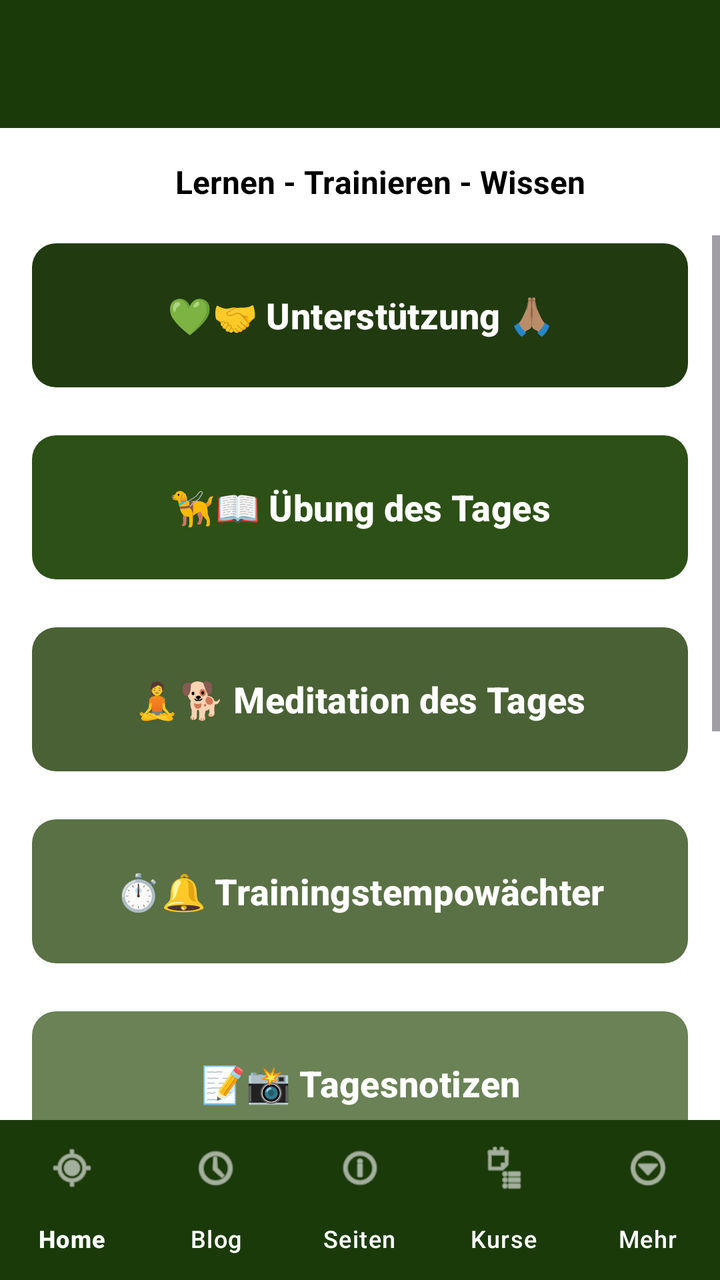
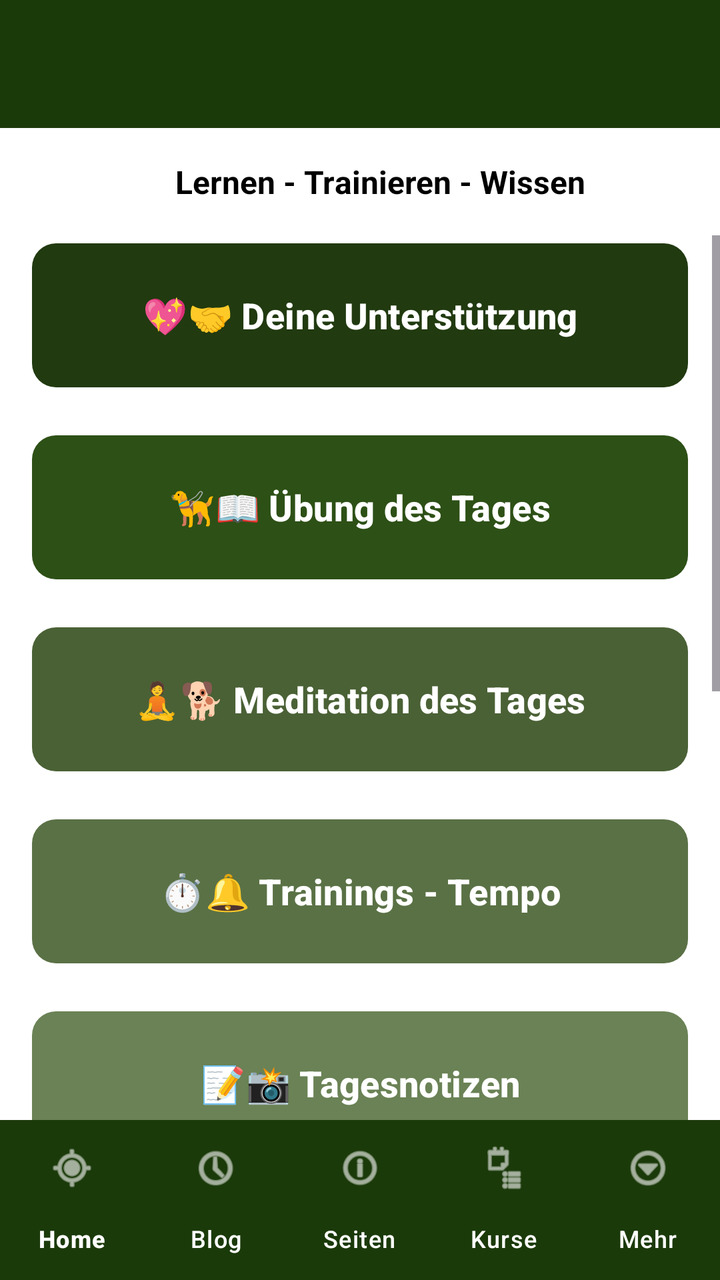

An Android layout rendered at two revisions. The XML below is the earlier revision; the diff shows what the commit changed to produce the second picture.
<!-- AndroidManifest.xml: activity theme Theme.HundeWildnis -->
<!-- res/layout/activity_start.xml -->
<?xml version="1.0" encoding="utf-8"?>
<androidx.coordinatorlayout.widget.CoordinatorLayout
    xmlns:android="http://schemas.android.com/apk/res/android"
    xmlns:app="http://schemas.android.com/apk/res-auto"
    android:layout_width="match_parent"
    android:layout_height="match_parent"
    android:fitsSystemWindows="false">

    <com.google.android.material.appbar.AppBarLayout
        android:layout_width="match_parent"
        android:layout_height="wrap_content"
        android:fitsSystemWindows="true">

        <androidx.appcompat.widget.Toolbar
            android:id="@+id/toolbar"
            android:layout_width="match_parent"
            android:layout_height="?attr/actionBarSize"
            android:background="#1B3A0A"
            app:titleTextColor="#FFFFFF" />
    </com.google.android.material.appbar.AppBarLayout>

    
    <LinearLayout
        android:layout_width="match_parent"
        android:layout_height="match_parent"
        android:orientation="vertical"
        app:layout_behavior="@string/appbar_scrolling_view_behavior">

        
        <TextView
            android:layout_width="match_parent"
            android:layout_height="wrap_content"
            android:text="     Lernen - Trainieren - Wissen"
            android:textSize="16sp"
            android:textStyle="bold"
            android:textAlignment="center"
            android:paddingTop="16dp"
            android:paddingBottom="16dp"
            android:textColor="?android:attr/textColorPrimary" />

        
        <androidx.core.widget.NestedScrollView
            android:id="@+id/scrollViewContent"
            android:layout_width="match_parent"
            android:layout_height="0dp"
            android:layout_weight="1"
            android:fillViewport="false"
            android:clipToPadding="false"
            android:scrollbars="vertical">

            <LinearLayout
                android:layout_width="match_parent"
                android:layout_height="wrap_content"
                android:orientation="vertical"
                android:paddingStart="16dp"
                android:paddingEnd="16dp"
                android:paddingTop="0dp"
                android:paddingBottom="140dp">

                
                <com.google.android.material.button.MaterialButton
                    android:id="@+id/btnSupport"
                    android:layout_width="match_parent"
                    android:layout_height="80dp"
                    android:text="💚🤝 Unterstützung 🙏🏽"
                    android:textSize="18sp"
                    android:textStyle="bold"
                    app:cornerRadius="12dp"
                    app:backgroundTint="#213A10"
                    android:textColor="#FFFFFF"
                    android:layout_marginBottom="16dp"
                    app:iconGravity="start" />

                
                <com.google.android.material.button.MaterialButton
                    android:id="@+id/btnDailyExercise"
                    android:layout_width="match_parent"
                    android:layout_height="80dp"
                    android:text="🦮📖 Übung des Tages"
                    android:textSize="18sp"
                    android:textStyle="bold"
                    app:cornerRadius="12dp"
                    app:backgroundTint="#2d5016"
                    android:textColor="#FFFFFF"
                    android:layout_marginBottom="16dp"
                    app:iconGravity="start" />

                
                <com.google.android.material.button.MaterialButton
                    android:id="@+id/btnDailyMeditation"
                    android:layout_width="match_parent"
                    android:layout_height="80dp"
                    android:text="🧘🐕 Meditation des Tages"
                    android:textSize="18sp"
                    android:textStyle="bold"
                    app:cornerRadius="12dp"
                    app:backgroundTint="#4a6135"
                    android:textColor="#FFFFFF"
                    android:layout_marginBottom="16dp"
                    app:iconGravity="start" />

                
                <com.google.android.material.button.MaterialButton
                    android:id="@+id/btnWalkingSpeed"
                    android:layout_width="match_parent"
                    android:layout_height="80dp"
                    android:text="⏱️🔔 Trainingstempowächter"
                    android:textSize="18sp"
                    android:textStyle="bold"
                    app:cornerRadius="12dp"
                    app:backgroundTint="#5a7145"
                    android:textColor="#FFFFFF"
                    android:layout_marginBottom="16dp"
                    app:iconGravity="start" />

                
                <com.google.android.material.button.MaterialButton
                    android:id="@+id/btnDailyNotes"
                    android:layout_width="match_parent"
                    android:layout_height="80dp"
                    android:text="📝📸 Tagesnotizen"
                    android:textSize="18sp"
                    android:textStyle="bold"
                    app:cornerRadius="12dp"
                    app:backgroundTint="#6a8255"
                    android:textColor="#FFFFFF"
                    android:layout_marginBottom="16dp" />

                
                <com.google.android.material.button.MaterialButton
                    android:id="@+id/btnWeather"
                    android:layout_width="match_parent"
                    android:layout_height="80dp"
                    android:text="🌦📍 Wetter am Standort"
                    android:textSize="18sp"
                    android:textStyle="bold"
                    app:cornerRadius="12dp"
                    app:backgroundTint="#6a8255"
                    android:textColor="#FFFFFF"
                    android:layout_marginBottom="16dp" />

                
                <com.google.android.material.button.MaterialButton
                    android:id="@+id/btnLocation"
                    android:layout_width="match_parent"
                    android:layout_height="80dp"
                    android:text="🗺🛰 Standort und Navigation"
                    android:textSize="18sp"
                    android:textStyle="bold"
                    app:cornerRadius="12dp"
                    app:backgroundTint="#5a7145"
                    android:textColor="#FFFFFF"
                    android:layout_marginBottom="16dp" />

                
                <com.google.android.material.button.MaterialButton
                    android:id="@+id/btnCompass"
                    android:layout_width="match_parent"
                    android:layout_height="80dp"
                    android:text="🧭🌐 Kompass"
                    android:textSize="18sp"
                    android:textStyle="bold"
                    app:cornerRadius="12dp"
                    app:backgroundTint="#4a6135"
                    android:textColor="#FFFFFF"
                    android:layout_marginBottom="16dp" />

                
                <com.google.android.material.button.MaterialButton
                    android:id="@+id/btnAltimeter"
                    android:layout_width="match_parent"
                    android:layout_height="80dp"
                    android:text="⛰️〽️ Höhenmesser"
                    android:textSize="18sp"
                    android:textStyle="bold"
                    app:cornerRadius="12dp"
                    app:backgroundTint="#2d5016"
                    android:textColor="#FFFFFF"
                    android:layout_marginBottom="16dp" />

                
                <com.google.android.material.button.MaterialButton
                    android:id="@+id/btnDogProfiles"
                    android:layout_width="match_parent"
                    android:layout_height="80dp"
                    android:text="🦮 Stammdaten"
                    android:textSize="18sp"
                    android:textStyle="bold"
                    app:cornerRadius="12dp"
                    app:backgroundTint="#4a6135"
                    android:textColor="#FFFFFF"
                    android:layout_marginBottom="16dp" />

            </LinearLayout>
        </androidx.core.widget.NestedScrollView>

    </LinearLayout>

    
    <com.google.android.material.bottomnavigation.BottomNavigationView
        android:id="@+id/bottomNavigation"
        android:layout_width="match_parent"
        android:layout_height="wrap_content"
        android:layout_gravity="bottom"
        app:backgroundTint="#1B3A0A"
        app:itemIconTint="@android:color/white"
        app:itemTextColor="@android:color/white"
        app:labelVisibilityMode="labeled"
        app:menu="@menu/menu_bottom_navigation"
        app:elevation="8dp" />

</androidx.coordinatorlayout.widget.CoordinatorLayout>
<!-- resources referenced by this layout -->
<resources>
  <style name="Theme.HundeWildnis" parent="Base.Theme.HundeWildnis" />
  <style name="Base.Theme.HundeWildnis" parent="Theme.Material3.Light.NoActionBar">
          <item name="colorPrimary">#2d5016</item>
          <item name="colorPrimaryVariant">#1a3009</item>
          <item name="colorOnPrimary">#FFFFFF</item>
          <item name="colorSecondary">#6b8e4e</item>
          <item name="colorSecondaryVariant">#4a6135</item>
          <item name="colorOnSecondary">#000000</item>
          <item name="android:statusBarColor">?attr/colorPrimaryVariant</item>
  
          <item name="android:navigationBarColor">@android:color/transparent</item>
          <item name="android:windowLightStatusBar">true</item>
          <item name="android:windowLightNavigationBar">true</item>
          <item name="android:enforceNavigationBarContrast" tools:targetApi="q">false</item>
          <item name="android:enforceStatusBarContrast" tools:targetApi="q">false</item>
  
          
          <item name="colorAccent">#2d5016</item>
          <item name="android:textColorPrimary">#000000</item>
  
          
          <item name="materialAlertDialogTheme">@style/AlertDialogTheme</item>
  
          
          <item name="actionMenuTextColor">#FFFFFF</item>
  
          
          <item name="android:windowBackground">#FFFFFF</item>
          <item name="android:colorBackground">#FFFFFF</item>
      </style>
  <style name="AlertDialogTheme" parent="ThemeOverlay.Material3.MaterialAlertDialog">
          
          <item name="colorSurface">#FFFFFF</item>
  
          
          <item name="colorOnSurface">#000000</item>
          <item name="android:textColorPrimary">#000000</item>
  
          
          <item name="buttonBarPositiveButtonStyle">@style/DialogButtonStyle.Light</item>
          <item name="buttonBarNegativeButtonStyle">@style/DialogButtonStyle.Light</item>
          <item name="buttonBarNeutralButtonStyle">@style/DialogButtonStyle.Light</item>
      </style>
  <style name="DialogButtonStyle.Light" parent="Widget.Material3.Button.TextButton.Dialog">
          
          <item name="android:textColor">#2d5016</item>
  
          
          <item name="backgroundTint">@android:color/transparent</item>
  
          
          <item name="rippleColor">#332d5016</item>
      </style>
</resources>

<!-- the commit's change to res/layout/activity_start.xml (unified diff, before → after) -->
@@ -62,7 +62,7 @@
                     android:id="@+id/btnSupport"
                     android:layout_width="match_parent"
                     android:layout_height="80dp"
-                    android:text="💚🤝 Unterstützung 🙏🏽"
+                    android:text="💖🤝 Deine Unterstützung"
                     android:textSize="18sp"
                     android:textStyle="bold"
                     app:cornerRadius="12dp"
@@ -104,7 +104,7 @@
                     android:id="@+id/btnWalkingSpeed"
                     android:layout_width="match_parent"
                     android:layout_height="80dp"
-                    android:text="⏱️🔔 Trainingstempowächter"
+                    android:text="⏱️🔔 Trainings - Tempo"
                     android:textSize="18sp"
                     android:textStyle="bold"
                     app:cornerRadius="12dp"
@@ -183,11 +183,24 @@
                     android:id="@+id/btnDogProfiles"
                     android:layout_width="match_parent"
                     android:layout_height="80dp"
-                    android:text="🦮 Stammdaten"
+                    android:text="🦮 Hunde Stammdaten"
                     android:textSize="18sp"
                     android:textStyle="bold"
                     app:cornerRadius="12dp"
                     app:backgroundTint="#4a6135"
+                    android:textColor="#FFFFFF"
+                    android:layout_marginBottom="16dp" />
+
+                
+                <com.google.android.material.button.MaterialButton
+                    android:id="@+id/btnBackup"
+                    android:layout_width="match_parent"
+                    android:layout_height="80dp"
+                    android:text="📦💾 Backup App Daten"
+                    android:textSize="16sp"
+                    android:textStyle="bold"
+                    app:cornerRadius="12dp"
+                    app:backgroundTint="#680C0C"
                     android:textColor="#FFFFFF"
                     android:layout_marginBottom="16dp" />
 
